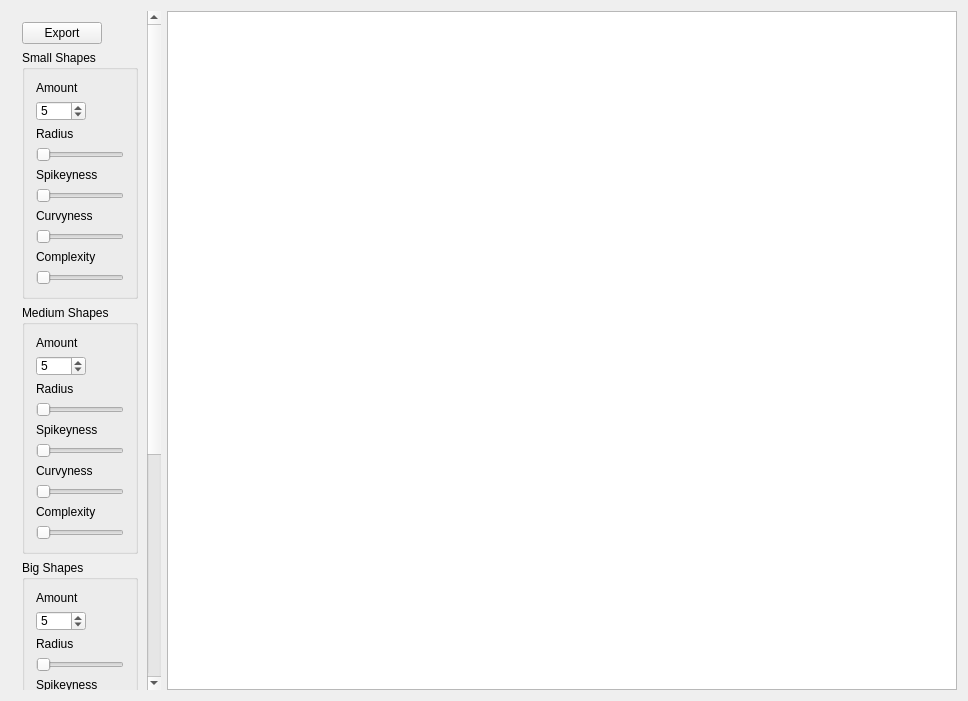
Old version of the form renderingwindow.ui in the repository Wesselmast/CloudWatcher.
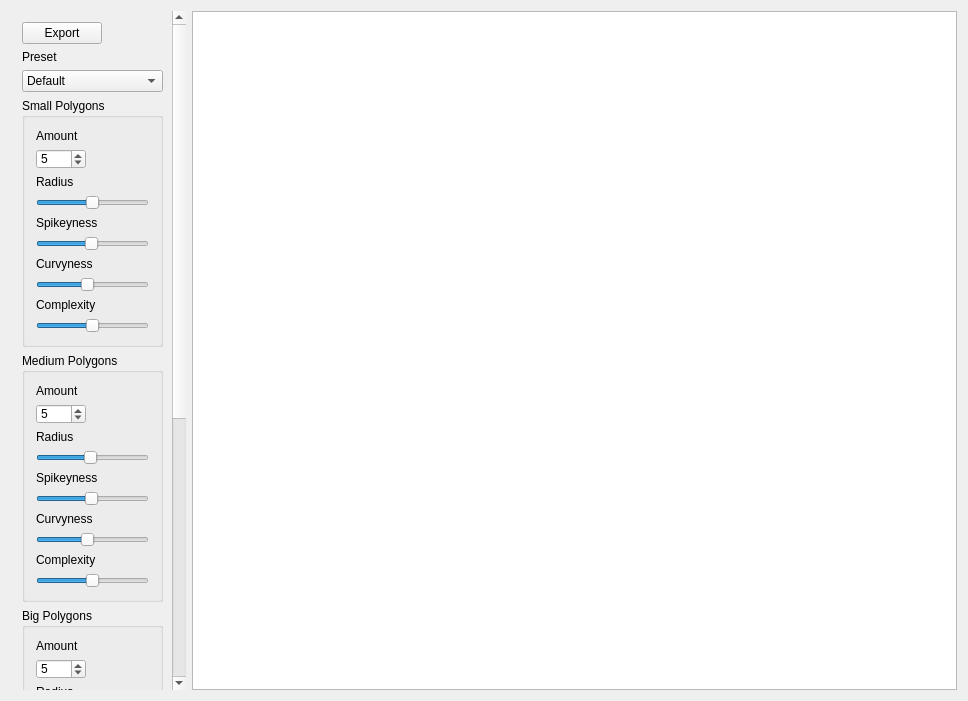
New version of the form.

Commit message: Pre-Alpha Presets

The edit to the form file:
```diff
--- a/renderingwindow.ui
+++ b/renderingwindow.ui
@@ -31,7 +31,7 @@
       </property>
       <property name="minimumSize">
        <size>
-        <width>150</width>
+        <width>175</width>
         <height>0</height>
        </size>
       </property>
@@ -51,9 +51,9 @@
        <property name="geometry">
         <rect>
          <x>0</x>
-         <y>-355</y>
-         <width>133</width>
-         <height>1085</height>
+         <y>0</y>
+         <width>158</width>
+         <height>1163</height>
         </rect>
        </property>
        <property name="sizePolicy">
@@ -63,36 +63,229 @@
         </sizepolicy>
        </property>
        <layout class="QGridLayout" name="gridLayout_4">
-        <item row="7" column="0">
-         <widget class="QLabel" name="label_12">
+        <item row="0" column="0">
+         <widget class="QPushButton" name="exportButton">
+          <property name="sizePolicy">
+           <sizepolicy hsizetype="Fixed" vsizetype="Fixed">
+            <horstretch>0</horstretch>
+            <verstretch>0</verstretch>
+           </sizepolicy>
+          </property>
           <property name="text">
-           <string>Center of Balance</string>
+           <string>Export</string>
+          </property>
+         </widget>
+        </item>
+        <item row="1" column="0">
+         <widget class="QLabel" name="label_20">
+          <property name="text">
+           <string>Preset</string>
           </property>
          </widget>
         </item>
         <item row="2" column="0">
+         <widget class="QComboBox" name="presetDropdown">
+          <item>
+           <property name="text">
+            <string>Default</string>
+           </property>
+          </item>
+          <item>
+           <property name="text">
+            <string>Sturdy and Strong</string>
+           </property>
+          </item>
+          <item>
+           <property name="text">
+            <string>Fast and Aggressive</string>
+           </property>
+          </item>
+         </widget>
+        </item>
+        <item row="3" column="0">
+         <widget class="QGroupBox" name="groupBox_2">
+          <property name="title">
+           <string>Small Polygons</string>
+          </property>
+          <layout class="QGridLayout" name="gridLayout">
+           <item row="0" column="0">
+            <widget class="QLabel" name="label_13">
+             <property name="text">
+              <string>Amount</string>
+             </property>
+            </widget>
+           </item>
+           <item row="8" column="0">
+            <widget class="QSlider" name="CurvynessSmallSlider">
+             <property name="minimum">
+              <number>1</number>
+             </property>
+             <property name="maximum">
+              <number>10</number>
+             </property>
+             <property name="value">
+              <number>5</number>
+             </property>
+             <property name="orientation">
+              <enum>Qt::Horizontal</enum>
+             </property>
+            </widget>
+           </item>
+           <item row="10" column="0">
+            <widget class="QSlider" name="ComplexitySmallSlider">
+             <property name="minimum">
+              <number>5</number>
+             </property>
+             <property name="maximum">
+              <number>15</number>
+             </property>
+             <property name="value">
+              <number>10</number>
+             </property>
+             <property name="orientation">
+              <enum>Qt::Horizontal</enum>
+             </property>
+            </widget>
+           </item>
+           <item row="3" column="0">
+            <widget class="QSlider" name="RadiusSmallSlider">
+             <property name="minimum">
+              <number>15</number>
+             </property>
+             <property name="maximum">
+              <number>25</number>
+             </property>
+             <property name="value">
+              <number>20</number>
+             </property>
+             <property name="orientation">
+              <enum>Qt::Horizontal</enum>
+             </property>
+            </widget>
+           </item>
+           <item row="2" column="0">
+            <widget class="QLabel" name="label_16">
+             <property name="text">
+              <string>Radius</string>
+             </property>
+            </widget>
+           </item>
+           <item row="7" column="0">
+            <widget class="QLabel" name="label_2">
+             <property name="text">
+              <string>Curvyness</string>
+             </property>
+            </widget>
+           </item>
+           <item row="1" column="0">
+            <widget class="QSpinBox" name="AmountOfSmallShapes">
+             <property name="sizePolicy">
+              <sizepolicy hsizetype="Fixed" vsizetype="Fixed">
+               <horstretch>0</horstretch>
+               <verstretch>0</verstretch>
+              </sizepolicy>
+             </property>
+             <property name="minimumSize">
+              <size>
+               <width>50</width>
+               <height>20</height>
+              </size>
+             </property>
+             <property name="maximum">
+              <number>10</number>
+             </property>
+             <property name="value">
+              <number>5</number>
+             </property>
+            </widget>
+           </item>
+           <item row="9" column="0">
+            <widget class="QLabel" name="label_3">
+             <property name="sizePolicy">
+              <sizepolicy hsizetype="Fixed" vsizetype="Fixed">
+               <horstretch>0</horstretch>
+               <verstretch>0</verstretch>
+              </sizepolicy>
+             </property>
+             <property name="text">
+              <string>Complexity</string>
+             </property>
+            </widget>
+           </item>
+           <item row="4" column="0">
+            <widget class="QLabel" name="label">
+             <property name="sizePolicy">
+              <sizepolicy hsizetype="Fixed" vsizetype="Fixed">
+               <horstretch>0</horstretch>
+               <verstretch>0</verstretch>
+              </sizepolicy>
+             </property>
+             <property name="text">
+              <string>Spikeyness</string>
+             </property>
+            </widget>
+           </item>
+           <item row="5" column="0">
+            <widget class="QSlider" name="AggresivenessSmallSlider">
+             <property name="minimum">
+              <number>15</number>
+             </property>
+             <property name="maximum">
+              <number>70</number>
+             </property>
+             <property name="value">
+              <number>42</number>
+             </property>
+             <property name="orientation">
+              <enum>Qt::Horizontal</enum>
+             </property>
+            </widget>
+           </item>
+          </layout>
+         </widget>
+        </item>
+        <item row="4" column="0">
          <widget class="QGroupBox" name="groupBox_3">
           <property name="title">
-           <string>Medium Shapes</string>
+           <string>Medium Polygons</string>
           </property>
           <layout class="QGridLayout" name="gridLayout_2">
            <item row="10" column="0">
             <widget class="QSlider" name="ComplexityMediumSlider">
              <property name="minimum">
-              <number>4</number>
+              <number>7</number>
              </property>
              <property name="maximum">
               <number>25</number>
              </property>
+             <property name="value">
+              <number>16</number>
+             </property>
              <property name="orientation">
               <enum>Qt::Horizontal</enum>
              </property>
             </widget>
            </item>
-           <item row="0" column="0">
-            <widget class="QLabel" name="label_14">
+           <item row="7" column="0">
+            <widget class="QLabel" name="label_6">
              <property name="text">
-              <string>Amount</string>
+              <string>Curvyness</string>
+             </property>
+            </widget>
+           </item>
+           <item row="3" column="0">
+            <widget class="QSlider" name="RadiusMediumSlider">
+             <property name="minimum">
+              <number>25</number>
+             </property>
+             <property name="maximum">
+              <number>50</number>
+             </property>
+             <property name="value">
+              <number>37</number>
+             </property>
+             <property name="orientation">
+              <enum>Qt::Horizontal</enum>
              </property>
             </widget>
            </item>
@@ -118,16 +311,6 @@
              </property>
             </widget>
            </item>
-           <item row="6" column="0">
-            <widget class="QSlider" name="AggresivenessMediumSlider">
-             <property name="maximum">
-              <number>90</number>
-             </property>
-             <property name="orientation">
-              <enum>Qt::Horizontal</enum>
-             </property>
-            </widget>
-           </item>
            <item row="4" column="0">
             <widget class="QLabel" name="label_5">
              <property name="sizePolicy">
@@ -162,6 +345,32 @@
              <property name="maximum">
               <number>10</number>
              </property>
+             <property name="value">
+              <number>5</number>
+             </property>
+             <property name="orientation">
+              <enum>Qt::Horizontal</enum>
+             </property>
+            </widget>
+           </item>
+           <item row="0" column="0">
+            <widget class="QLabel" name="label_14">
+             <property name="text">
+              <string>Amount</string>
+             </property>
+            </widget>
+           </item>
+           <item row="6" column="0">
+            <widget class="QSlider" name="AggresivenessMediumSlider">
+             <property name="minimum">
+              <number>15</number>
+             </property>
+             <property name="maximum">
+              <number>90</number>
+             </property>
+             <property name="value">
+              <number>52</number>
+             </property>
              <property name="orientation">
               <enum>Qt::Horizontal</enum>
              </property>
@@ -174,53 +383,13 @@
              </property>
             </widget>
            </item>
-           <item row="7" column="0">
-            <widget class="QLabel" name="label_6">
-             <property name="text">
-              <string>Curvyness</string>
-             </property>
-            </widget>
-           </item>
-           <item row="3" column="0">
-            <widget class="QSlider" name="RadiusMediumSlider">
-             <property name="minimum">
-              <number>15</number>
-             </property>
-             <property name="maximum">
-              <number>60</number>
-             </property>
-             <property name="orientation">
-              <enum>Qt::Horizontal</enum>
-             </property>
-            </widget>
-           </item>
           </layout>
          </widget>
         </item>
-        <item row="4" column="0">
-         <widget class="QLabel" name="label_11">
-          <property name="text">
-           <string>Spacing</string>
-          </property>
-         </widget>
-        </item>
-        <item row="0" column="0">
-         <widget class="QPushButton" name="exportButton">
-          <property name="sizePolicy">
-           <sizepolicy hsizetype="Fixed" vsizetype="Fixed">
-            <horstretch>0</horstretch>
-            <verstretch>0</verstretch>
-           </sizepolicy>
-          </property>
-          <property name="text">
-           <string>Export</string>
-          </property>
-         </widget>
-        </item>
-        <item row="3" column="0">
+        <item row="5" column="0">
          <widget class="QGroupBox" name="groupBox_4">
           <property name="title">
-           <string>Big Shapes</string>
+           <string>Big Polygons</string>
           </property>
           <layout class="QGridLayout" name="gridLayout_3">
            <item row="2" column="0">
@@ -238,6 +407,9 @@
              <property name="maximum">
               <number>10</number>
              </property>
+             <property name="value">
+              <number>5</number>
+             </property>
              <property name="orientation">
               <enum>Qt::Horizontal</enum>
              </property>
@@ -245,6 +417,12 @@
            </item>
            <item row="5" column="0">
             <widget class="QSlider" name="AggresivenessBigSlider">
+             <property name="minimum">
+              <number>15</number>
+             </property>
+             <property name="value">
+              <number>57</number>
+             </property>
              <property name="orientation">
               <enum>Qt::Horizontal</enum>
              </property>
@@ -253,11 +431,14 @@
            <item row="9" column="0">
             <widget class="QSlider" name="ComplexityBigSlider">
              <property name="minimum">
-              <number>4</number>
+              <number>7</number>
              </property>
              <property name="maximum">
               <number>25</number>
              </property>
+             <property name="value">
+              <number>16</number>
+             </property>
              <property name="orientation">
               <enum>Qt::Horizontal</enum>
              </property>
@@ -325,10 +506,13 @@
            <item row="3" column="0">
             <widget class="QSlider" name="RadiusBigSlider">
              <property name="minimum">
-              <number>30</number>
+              <number>55</number>
              </property>
              <property name="maximum">
-              <number>120</number>
+              <number>110</number>
+             </property>
+             <property name="value">
+              <number>82</number>
              </property>
              <property name="orientation">
               <enum>Qt::Horizontal</enum>
@@ -338,158 +522,93 @@
           </layout>
          </widget>
         </item>
-        <item row="12" column="0">
-         <widget class="QSlider" name="LineThickSlider">
-          <property name="minimum">
-           <number>2</number>
-          </property>
-          <property name="maximum">
-           <number>15</number>
-          </property>
-          <property name="orientation">
-           <enum>Qt::Horizontal</enum>
-          </property>
-         </widget>
-        </item>
-        <item row="14" column="0">
-         <widget class="QPushButton" name="generateButton">
-          <property name="sizePolicy">
-           <sizepolicy hsizetype="Expanding" vsizetype="Fixed">
-            <horstretch>0</horstretch>
-            <verstretch>0</verstretch>
-           </sizepolicy>
-          </property>
-          <property name="text">
-           <string>Generate</string>
-          </property>
-         </widget>
-        </item>
-        <item row="9" column="0">
-         <widget class="QLabel" name="label_19">
-          <property name="text">
-           <string>Vertical / Diagonal</string>
-          </property>
-         </widget>
-        </item>
-        <item row="1" column="0">
-         <widget class="QGroupBox" name="groupBox_2">
+        <item row="6" column="0">
+         <widget class="QGroupBox" name="groupBox">
           <property name="title">
-           <string>Small Shapes</string>
+           <string>Overall Shape</string>
           </property>
-          <layout class="QGridLayout" name="gridLayout">
-           <item row="0" column="0">
-            <widget class="QLabel" name="label_13">
-             <property name="text">
-              <string>Amount</string>
-             </property>
-            </widget>
-           </item>
+          <layout class="QGridLayout" name="gridLayout_5">
            <item row="1" column="0">
-            <widget class="QSpinBox" name="AmountOfSmallShapes">
-             <property name="sizePolicy">
-              <sizepolicy hsizetype="Fixed" vsizetype="Fixed">
-               <horstretch>0</horstretch>
-               <verstretch>0</verstretch>
-              </sizepolicy>
-             </property>
-             <property name="minimumSize">
-              <size>
-               <width>50</width>
-               <height>20</height>
-              </size>
+            <widget class="QSlider" name="OuterMarginSlider">
+             <property name="minimum">
+              <number>-40</number>
              </property>
              <property name="maximum">
-              <number>10</number>
+              <number>60</number>
              </property>
              <property name="value">
-              <number>5</number>
+              <number>10</number>
+             </property>
+             <property name="orientation">
+              <enum>Qt::Horizontal</enum>
              </property>
             </widget>
            </item>
            <item row="2" column="0">
-            <widget class="QLabel" name="label_16">
+            <widget class="QLabel" name="label_12">
              <property name="text">
-              <string>Radius</string>
+              <string>Center of Balance</string>
              </property>
             </widget>
            </item>
            <item row="3" column="0">
-            <widget class="QSlider" name="RadiusSmallSlider">
-             <property name="minimum">
-              <number>5</number>
-             </property>
-             <property name="maximum">
-              <number>25</number>
+            <widget class="QSlider" name="CenterOfBalanceSlider">
+             <property name="value">
+              <number>49</number>
              </property>
              <property name="orientation">
               <enum>Qt::Horizontal</enum>
              </property>
             </widget>
            </item>
-           <item row="4" column="0">
-            <widget class="QLabel" name="label">
-             <property name="sizePolicy">
-              <sizepolicy hsizetype="Fixed" vsizetype="Fixed">
-               <horstretch>0</horstretch>
-               <verstretch>0</verstretch>
-              </sizepolicy>
-             </property>
+           <item row="0" column="0">
+            <widget class="QLabel" name="label_11">
              <property name="text">
-              <string>Spikeyness</string>
+              <string>Spacing</string>
              </property>
             </widget>
            </item>
            <item row="5" column="0">
-            <widget class="QSlider" name="AggresivenessSmallSlider">
-             <property name="maximum">
-              <number>70</number>
+            <widget class="QSlider" name="VerticalDiagonalSlider">
+             <property name="value">
+              <number>49</number>
              </property>
              <property name="orientation">
               <enum>Qt::Horizontal</enum>
              </property>
             </widget>
            </item>
+           <item row="4" column="0">
+            <widget class="QLabel" name="label_19">
+             <property name="text">
+              <string>Vertical / Diagonal</string>
+             </property>
+            </widget>
+           </item>
            <item row="6" column="0">
-            <widget class="QLabel" name="label_2">
+            <widget class="QLabel" name="label_4">
+             <property name="sizePolicy">
+              <sizepolicy hsizetype="Fixed" vsizetype="Fixed">
+               <horstretch>0</horstretch>
+               <verstretch>0</verstretch>
+              </sizepolicy>
+             </property>
              <property name="text">
-              <string>Curvyness</string>
+              <string>Line thickness</string>
              </property>
             </widget>
            </item>
            <item row="7" column="0">
-            <widget class="QSlider" name="CurvynessSmallSlider">
+            <widget class="QSlider" name="LineThickSlider">
              <property name="minimum">
-              <number>1</number>
-             </property>
-             <property name="maximum">
-              <number>10</number>
-             </property>
-             <property name="orientation">
-              <enum>Qt::Horizontal</enum>
-             </property>
-            </widget>
-           </item>
-           <item row="8" column="0">
-            <widget class="QLabel" name="label_3">
-             <property name="sizePolicy">
-              <sizepolicy hsizetype="Fixed" vsizetype="Fixed">
-               <horstretch>0</horstretch>
-               <verstretch>0</verstretch>
-              </sizepolicy>
-             </property>
-             <property name="text">
-              <string>Complexity</string>
-             </property>
-            </widget>
-           </item>
-           <item row="9" column="0">
-            <widget class="QSlider" name="ComplexitySmallSlider">
-             <property name="minimum">
-              <number>4</number>
+              <number>2</number>
              </property>
              <property name="maximum">
               <number>15</number>
              </property>
+             <property name="value">
+              <number>8</number>
+             </property>
              <property name="orientation">
               <enum>Qt::Horizontal</enum>
              </property>
@@ -498,7 +617,7 @@
           </layout>
          </widget>
         </item>
-        <item row="13" column="0">
+        <item row="7" column="0">
          <widget class="QPushButton" name="randomizeButton">
           <property name="sizePolicy">
            <sizepolicy hsizetype="Fixed" vsizetype="Fixed">
@@ -511,46 +630,16 @@
           </property>
          </widget>
         </item>
-        <item row="11" column="0">
-         <widget class="QLabel" name="label_4">
-          <property name="sizePolicy">
-           <sizepolicy hsizetype="Fixed" vsizetype="Fixed">
-            <horstretch>0</horstretch>
-            <verstretch>0</verstretch>
-           </sizepolicy>
-          </property>
-          <property name="text">
-           <string>Line thickness</string>
-          </property>
-         </widget>
-        </item>
-        <item row="10" column="0">
-         <widget class="QSlider" name="VerticalDiagonalSlider">
-          <property name="orientation">
-           <enum>Qt::Horizontal</enum>
-          </property>
-         </widget>
-        </item>
         <item row="8" column="0">
-         <widget class="QSlider" name="CenterOfBalanceSlider">
-          <property name="orientation">
-           <enum>Qt::Horizontal</enum>
+         <widget class="QPushButton" name="generateButton">
+          <property name="sizePolicy">
+           <sizepolicy hsizetype="Expanding" vsizetype="Fixed">
+            <horstretch>0</horstretch>
+            <verstretch>0</verstretch>
+           </sizepolicy>
           </property>
-         </widget>
-        </item>
-        <item row="6" column="0">
-         <widget class="QSlider" name="OuterMarginSlider">
-          <property name="minimum">
-           <number>-40</number>
-          </property>
-          <property name="maximum">
-           <number>60</number>
-          </property>
-          <property name="value">
-           <number>-40</number>
-          </property>
-          <property name="orientation">
-           <enum>Qt::Horizontal</enum>
+          <property name="text">
+           <string>Generate</string>
           </property>
          </widget>
         </item>
```
The commit also changes 8 other files.
